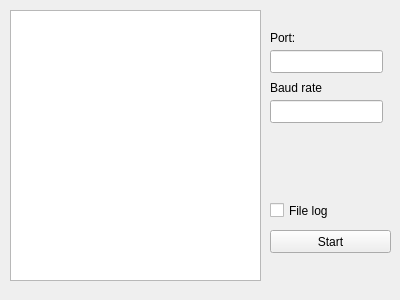
Above: source/rrv_plugin/rrv_viewer.ui from AlfonsoJPH/skydel-rrv-plugin before the change. Below: the same form after it.
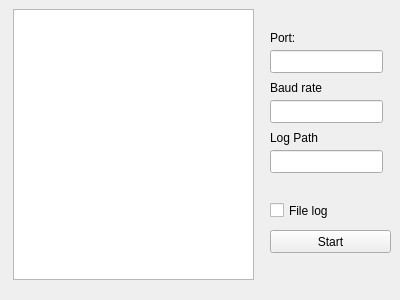
That is the form after the change.

Commit message: Refactor receiver logic and enhance UI for logging configuration Fix: Config is setting properly now, data received is showing

What changed in the file:
```diff
--- a/source/rrv_plugin/rrv_viewer.ui
+++ b/source/rrv_plugin/rrv_viewer.ui
@@ -13,19 +13,6 @@
   <property name="windowTitle">
    <string>Form</string>
   </property>
-  <widget class="QTextEdit" name="viewData">
-   <property name="geometry">
-    <rect>
-     <x>10</x>
-     <y>10</y>
-     <width>251</width>
-     <height>271</height>
-    </rect>
-   </property>
-   <property name="readOnly">
-    <bool>true</bool>
-   </property>
-  </widget>
   <widget class="QLabel" name="label">
    <property name="geometry">
     <rect>
@@ -101,6 +88,39 @@
     <string>Baud rate</string>
    </property>
   </widget>
+  <widget class="QLabel" name="label_3">
+   <property name="geometry">
+    <rect>
+     <x>270</x>
+     <y>130</y>
+     <width>59</width>
+     <height>15</height>
+    </rect>
+   </property>
+   <property name="text">
+    <string>Log Path</string>
+   </property>
+  </widget>
+  <widget class="QLineEdit" name="logPath">
+   <property name="geometry">
+    <rect>
+     <x>270</x>
+     <y>150</y>
+     <width>113</width>
+     <height>23</height>
+    </rect>
+   </property>
+  </widget>
+  <widget class="QPlainTextEdit" name="viewData">
+   <property name="geometry">
+    <rect>
+     <x>13</x>
+     <y>9</y>
+     <width>241</width>
+     <height>271</height>
+    </rect>
+   </property>
+  </widget>
  </widget>
  <resources/>
  <connections/>
```
The commit also changes 8 other files.
